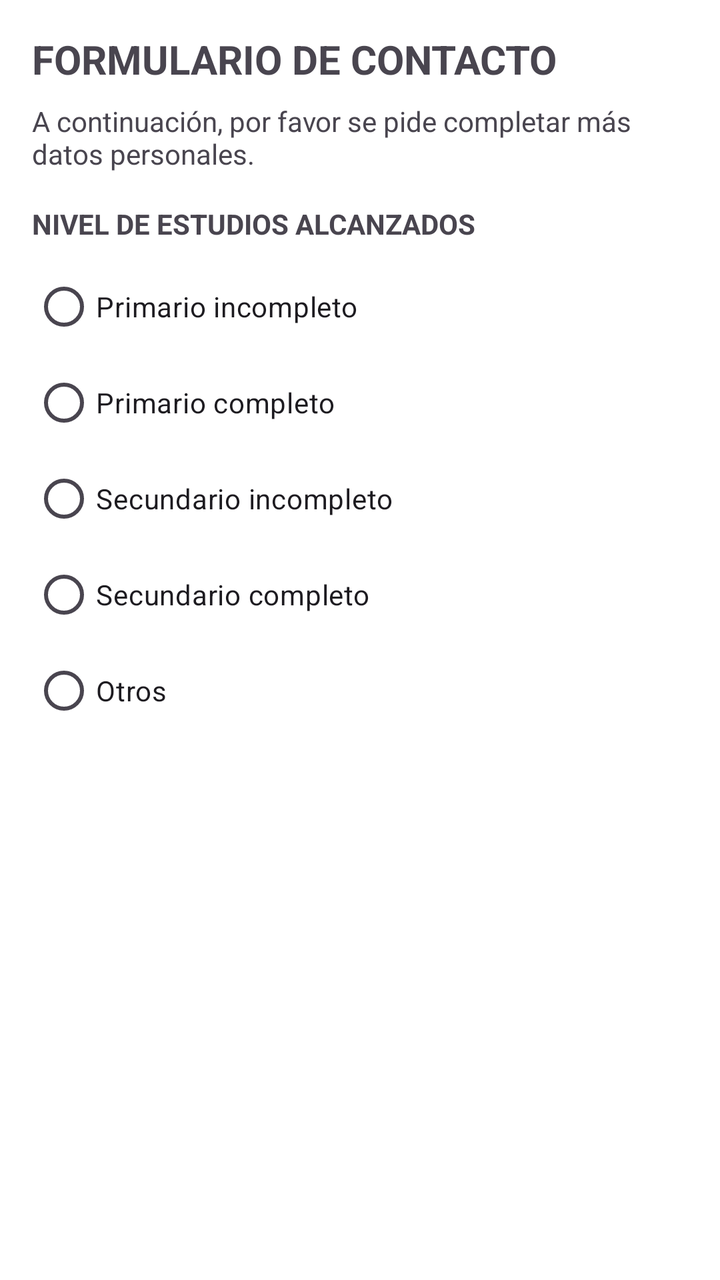
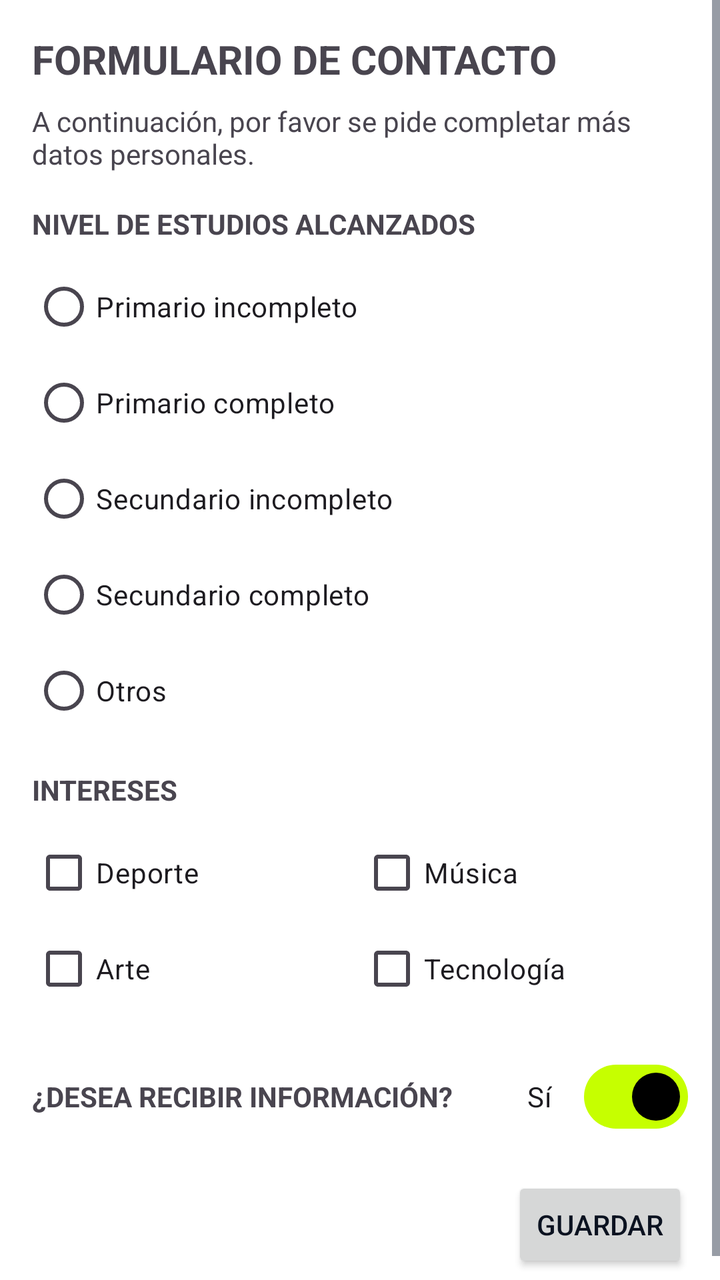

The first picture is an Android layout as it rendered before a commit; the second is the same layout after the commit. The layout source and the unified diff follow.
<!-- AndroidManifest.xml: application theme Theme.TP6 -->
<!-- res/layout/activity_mas_datos_contacto.xml -->
<?xml version="1.0" encoding="utf-8"?>
<ScrollView xmlns:android="http://schemas.android.com/apk/res/android"
    android:id="@+id/main"
    android:layout_width="match_parent"
    android:layout_height="match_parent"
    android:fillViewport="true">

    <LinearLayout
        android:layout_width="match_parent"
        android:layout_height="wrap_content"
        android:orientation="vertical"
        android:padding="16dp">

        <TextView
            android:id="@+id/tvTitulo"
            android:layout_width="wrap_content"
            android:layout_height="wrap_content"
            android:layout_marginBottom="8dp"
            android:text="@string/titulo_mas_datos_contacto"
            android:textSize="20sp"
            android:textStyle="bold" />

        <TextView
            android:id="@+id/tvDescripcion"
            android:layout_width="wrap_content"
            android:layout_height="wrap_content"
            android:layout_marginBottom="16dp"
            android:text="@string/descripcion_mas_datos_contacto" />

        <TextView
            android:layout_width="wrap_content"
            android:layout_height="wrap_content"
            android:layout_marginBottom="8dp"
            android:text="@string/nivel_estudios_alcanzados"
            android:textStyle="bold" />

        <RadioGroup
            android:id="@+id/rgNivelEstudios"
            android:layout_width="match_parent"
            android:layout_height="wrap_content">

            <RadioButton
                android:id="@+id/rbPrimarioIncompleto"
                android:layout_width="wrap_content"
                android:layout_height="wrap_content"
                android:text="@string/primario_incompleto" />

            <RadioButton
                android:id="@+id/rbPrimarioCompleto"
                android:layout_width="wrap_content"
                android:layout_height="wrap_content"
                android:text="@string/primario_completo" />

            <RadioButton
                android:id="@+id/rbSecundarioIncompleto"
                android:layout_width="wrap_content"
                android:layout_height="wrap_content"
                android:text="@string/secundario_incompleto" />

            <RadioButton
                android:id="@+id/rbSecundarioCompleto"
                android:layout_width="wrap_content"
                android:layout_height="wrap_content"
                android:text="@string/secundario_completo" />

            <RadioButton
                android:id="@+id/rbOtros"
                android:layout_width="wrap_content"
                android:layout_height="wrap_content"
                android:text="@string/otros" />

        </RadioGroup>

    </LinearLayout>

</ScrollView>
<!-- resources referenced by this layout -->
<resources>
  <string name="descripcion_mas_datos_contacto">A continuación, por favor se pide completar más datos personales.</string>
  <string name="nivel_estudios_alcanzados">NIVEL DE ESTUDIOS ALCANZADOS</string>
  <string name="otros">Otros</string>
  <string name="primario_completo">Primario completo</string>
  <string name="primario_incompleto">Primario incompleto</string>
  <string name="secundario_completo">Secundario completo</string>
  <string name="secundario_incompleto">Secundario incompleto</string>
  <string name="titulo_mas_datos_contacto">FORMULARIO DE CONTACTO</string>
  <style name="Theme.TP6" parent="Base.Theme.TP6" />
  <color name="app_primary">#C6FF00</color>
  <color name="app_on_primary">#000000</color>
  <color name="app_primary_container">#F1F4F6</color>
  <color name="app_on_primary_container">#0B1220</color>
  <color name="app_background">#FFFFFF</color>
  <color name="app_surface">#FFFFFF</color>
  <color name="app_text">#0B1220</color>
  <color name="app_text_secondary">#374151</color>
  <color name="app_highlight">#240B1220</color>
  <color name="app_bar_background">#000000</color>
  <style name="Widget.TP6.ActionBar" parent="Widget.AppCompat.ActionBar.Solid">
  
        <item name="background">@color/app_bar_background</item>
        <item name="elevation">0dp</item>
        <item name="titleTextStyle">@style/TextAppearance.TP6.Title</item>
        <item name="popupTheme">@style/ThemeOverlay.TP6.Popup</item>
  
      </style>
  <style name="ThemeOverlay.TP6.Navigation" parent="ThemeOverlay.AppCompat">
  
        <item name="android:textColorPrimary">@color/app_bar_text</item>
        <item name="android:textColorSecondary">@color/app_bar_text</item>
        <item name="colorControlNormal">@color/app_bar_text</item>
  
      </style>
  <style name="ThemeOverlay.TP6.Popup" parent="ThemeOverlay.AppCompat">
  
        <item name="android:colorBackground">@color/app_surface</item>
        <item name="android:textColorPrimary">@color/app_text</item>
        <item name="android:textColorSecondary">@color/app_text_secondary</item>
        <item name="android:listSelector">@drawable/menu_item_highlight</item>
  
      </style>
  <style name="TextAppearance.TP6.Title" parent="TextAppearance.AppCompat.Widget.ActionBar.Title">
  
        <item name="android:textColor">@color/app_bar_text</item>
        <item name="android:fontFamily">sans-serif-medium</item>
        <item name="android:textSize">20sp</item>
  
      </style>
  <color name="app_bar_text">#C6FF00</color>
  <!-- drawable menu_item_highlight (drawable) -->
  <?xml version="1.0" encoding="utf-8"?>
  <selector xmlns:android="http://schemas.android.com/apk/res/android">
  
      <item
          android:state_pressed="true"
          android:drawable="@drawable/menu_item_active" />
  
      <item
          android:state_focused="true"
          android:drawable="@drawable/menu_item_active" />
  
      <item
          android:state_hovered="true"
          android:drawable="@drawable/menu_item_active" />
  
      <item android:drawable="@android:color/transparent" />
  
  </selector>
  <!-- drawable menu_item_active (drawable) -->
  <?xml version="1.0" encoding="utf-8"?>
  <shape xmlns:android="http://schemas.android.com/apk/res/android" android:shape="rectangle">
  
      <solid android:color="#1AC6FF00" />
  
      <stroke
          android:width="2dp"
          android:color="@color/app_primary" />
  
  </shape>
  <!-- unchanged entries left out for length: 1 -->
</resources>

<!-- the commit's change to res/layout/activity_mas_datos_contacto.xml (unified diff, before → after) -->
@@ -12,7 +12,6 @@
         android:padding="16dp">
 
         <TextView
-            android:id="@+id/tvTitulo"
             android:layout_width="wrap_content"
             android:layout_height="wrap_content"
             android:layout_marginBottom="8dp"
@@ -21,7 +20,6 @@
             android:textStyle="bold" />
 
         <TextView
-            android:id="@+id/tvDescripcion"
             android:layout_width="wrap_content"
             android:layout_height="wrap_content"
             android:layout_marginBottom="16dp"
@@ -71,6 +69,89 @@
 
         </RadioGroup>
 
+        <TextView
+            android:layout_width="wrap_content"
+            android:layout_height="wrap_content"
+            android:layout_marginTop="16dp"
+            android:layout_marginBottom="8dp"
+            android:text="@string/intereses"
+            android:textStyle="bold" />
+
+        <LinearLayout
+            android:layout_width="match_parent"
+            android:layout_height="wrap_content"
+            android:orientation="horizontal">
+
+            <CheckBox
+                android:id="@+id/cbDeporte"
+                android:layout_width="0dp"
+                android:layout_height="wrap_content"
+                android:layout_weight="1"
+                android:text="@string/deporte" />
+
+            <CheckBox
+                android:id="@+id/cbMusica"
+                android:layout_width="0dp"
+                android:layout_height="wrap_content"
+                android:layout_weight="1"
+                android:text="@string/musica" />
+
+        </LinearLayout>
+
+        <LinearLayout
+            android:layout_width="match_parent"
+            android:layout_height="wrap_content"
+            android:orientation="horizontal">
+
+            <CheckBox
+                android:id="@+id/cbArte"
+                android:layout_width="0dp"
+                android:layout_height="wrap_content"
+                android:layout_weight="1"
+                android:text="@string/arte" />
+
+            <CheckBox
+                android:id="@+id/cbTecnologia"
+                android:layout_width="0dp"
+                android:layout_height="wrap_content"
+                android:layout_weight="1"
+                android:text="@string/tecnologia" />
+
+        </LinearLayout>
+
+
+        <LinearLayout
+            android:layout_width="match_parent"
+            android:layout_height="wrap_content"
+            android:layout_marginTop="16dp"
+            android:gravity="center_vertical"
+            android:orientation="horizontal">
+
+            <TextView
+                android:layout_width="0dp"
+                android:layout_height="wrap_content"
+                android:layout_weight="1"
+                android:text="@string/desea_recibir_informacion"
+                android:textStyle="bold" />
+
+            <com.google.android.material.materialswitch.MaterialSwitch
+                android:id="@+id/swRecibirInfo"
+                android:layout_width="wrap_content"
+                android:layout_height="wrap_content"
+                android:checked="true"
+                android:text="@string/si" />
+
+        </LinearLayout>
+
+
+        <Button
+            android:id="@+id/btnGuardar"
+            android:layout_width="wrap_content"
+            android:layout_height="wrap_content"
+            android:layout_gravity="end"
+            android:layout_marginTop="16dp"
+            android:text="@string/guardar" />
+
     </LinearLayout>
 
 </ScrollView>
<!-- resource entries referenced after the edit -->
@@ -1,12 +1,20 @@
 <!-- resources referenced by this layout -->
 <resources>
+  <string name="arte">Arte</string>
+  <string name="deporte">Deporte</string>
   <string name="descripcion_mas_datos_contacto">A continuación, por favor se pide completar más datos personales.</string>
+  <string name="desea_recibir_informacion">¿DESEA RECIBIR INFORMACIÓN?</string>
+  <string name="guardar">GUARDAR</string>
+  <string name="intereses">INTERESES</string>
+  <string name="musica">Música</string>
   <string name="nivel_estudios_alcanzados">NIVEL DE ESTUDIOS ALCANZADOS</string>
   <string name="otros">Otros</string>
   <string name="primario_completo">Primario completo</string>
   <string name="primario_incompleto">Primario incompleto</string>
   <string name="secundario_completo">Secundario completo</string>
   <string name="secundario_incompleto">Secundario incompleto</string>
+  <string name="si">Sí</string>
+  <string name="tecnologia">Tecnología</string>
   <string name="titulo_mas_datos_contacto">FORMULARIO DE CONTACTO</string>
   <style name="Theme.TP6" parent="Base.Theme.TP6" />
   <color name="app_primary">#C6FF00</color>
